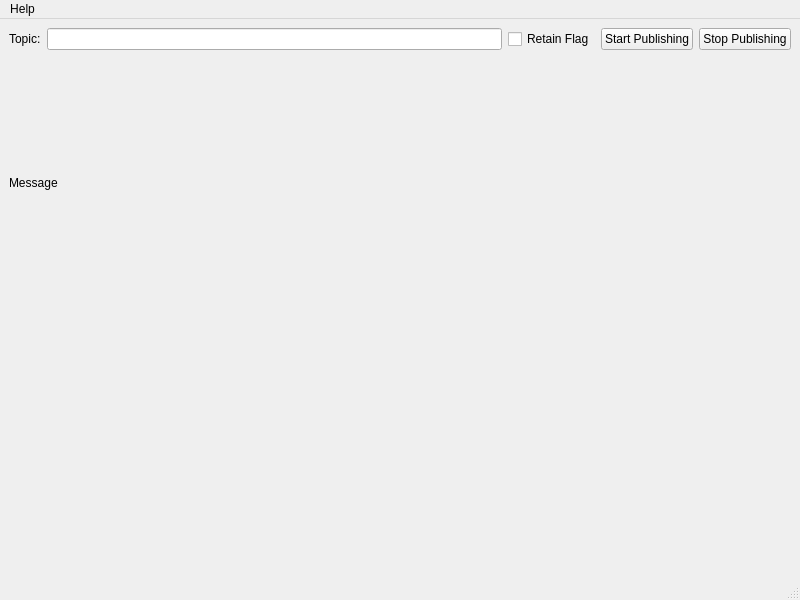
Above: publisher/publisher.ui from vietanhtran2710/topic-pub-sub before the change. Below: the same form after it.
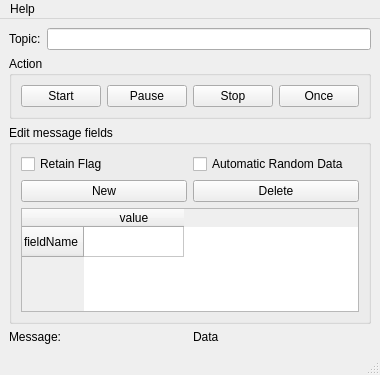
That is the form after the change. Icons and pictures are not drawn.

Commit message: publisher UI redesign

The edit to the form file:
```diff
--- a/publisher/publisher.ui
+++ b/publisher/publisher.ui
@@ -6,17 +6,15 @@
    <rect>
     <x>0</x>
     <y>0</y>
-    <width>800</width>
-    <height>600</height>
+    <width>380</width>
+    <height>375</height>
    </rect>
   </property>
   <property name="windowTitle">
    <string>publisher</string>
   </property>
   <widget class="QWidget" name="centralwidget">
-   <layout class="QGridLayout" name="gridLayout">
-    <item row="0" column="0">
-     <layout class="QVBoxLayout" name="verticalLayout_2">
+   <layout class="QVBoxLayout" name="verticalLayout_4">
       <item>
        <layout class="QHBoxLayout" name="horizontalLayout">
         <item>
@@ -27,44 +25,153 @@
          </widget>
         </item>
         <item>
-         <widget class="QLineEdit" name="lineEdit"/>
-        </item>
-        <item>
-         <widget class="QCheckBox" name="checkBox">
-          <property name="text">
-           <string>Retain Flag</string>
+       <widget class="QLineEdit" name="lineEdit">
+        <property name="alignment">
+         <set>Qt::AlignLeading|Qt::AlignLeft|Qt::AlignTop</set>
           </property>
          </widget>
         </item>
+     </layout>
+    </item>
+    <item>
+     <widget class="QGroupBox" name="groupBox">
+      <property name="title">
+       <string>Action</string>
+      </property>
+      <layout class="QHBoxLayout" name="horizontalLayout_4">
         <item>
          <widget class="QPushButton" name="pushButton">
           <property name="text">
-           <string>Start Publishing</string>
+          <string>Start</string>
+         </property>
+         <property name="icon">
+          <iconset>
+           <normaloff>../icons/icons8-circled-play-30.png</normaloff>../icons/icons8-circled-play-30.png</iconset>
+         </property>
+        </widget>
+       </item>
+       <item>
+        <widget class="QPushButton" name="pushButton_5">
+         <property name="text">
+          <string>Pause</string>
+         </property>
+         <property name="icon">
+          <iconset>
+           <normaloff>../icons/icons8-pause-button-30.png</normaloff>../icons/icons8-pause-button-30.png</iconset>
           </property>
          </widget>
         </item>
         <item>
          <widget class="QPushButton" name="pushButton_2">
           <property name="text">
-           <string>Stop Publishing</string>
+          <string>Stop</string>
+         </property>
+         <property name="icon">
+          <iconset>
+           <normaloff>../icons/icons8-stop-circled-30.png</normaloff>../icons/icons8-stop-circled-30.png</iconset>
+         </property>
+        </widget>
+       </item>
+       <item>
+        <widget class="QPushButton" name="pushButton_6">
+         <property name="text">
+          <string>Once</string>
+         </property>
+         <property name="icon">
+          <iconset>
+           <normaloff>../icons/icons8-end-30.png</normaloff>../icons/icons8-end-30.png</iconset>
           </property>
          </widget>
         </item>
        </layout>
+     </widget>
       </item>
       <item>
+     <layout class="QVBoxLayout" name="verticalLayout_3">
+      <item>
+       <widget class="QGroupBox" name="groupBox_2">
+        <property name="title">
+         <string>Edit message fields</string>
+        </property>
        <layout class="QVBoxLayout" name="verticalLayout">
         <item>
+          <layout class="QHBoxLayout" name="horizontalLayout_3">
+           <item>
+            <widget class="QCheckBox" name="checkBox">
+             <property name="text">
+              <string>Retain Flag</string>
+             </property>
+            </widget>
+           </item>
+           <item>
+            <widget class="QCheckBox" name="checkBox_2">
+             <property name="text">
+              <string>Automatic Random Data</string>
+             </property>
+            </widget>
+           </item>
+          </layout>
+         </item>
+         <item>
+          <layout class="QHBoxLayout" name="horizontalLayout_5">
+           <item>
+            <widget class="QPushButton" name="pushButton_3">
+             <property name="text">
+              <string>New</string>
+             </property>
+            </widget>
+           </item>
+           <item>
+            <widget class="QPushButton" name="pushButton_4">
+             <property name="text">
+              <string>Delete</string>
+             </property>
+            </widget>
+           </item>
+          </layout>
+         </item>
+         <item>
+          <widget class="QTableWidget" name="tableWidget">
+           <property name="maximumSize">
+            <size>
+             <width>16777215</width>
+             <height>100000</height>
+            </size>
+           </property>
+           <row>
+            <property name="text">
+             <string>fieldName</string>
+            </property>
+           </row>
+           <column>
+            <property name="text">
+             <string>value</string>
+            </property>
+           </column>
+          </widget>
+         </item>
+        </layout>
+       </widget>
+      </item>
+      <item>
+       <layout class="QHBoxLayout" name="horizontalLayout_2">
+        <item>
          <widget class="QLabel" name="label_2">
           <property name="text">
-           <string>Message</string>
+           <string>Message:</string>
+          </property>
+          <property name="alignment">
+           <set>Qt::AlignLeading|Qt::AlignLeft|Qt::AlignTop</set>
           </property>
          </widget>
         </item>
         <item>
          <widget class="QLabel" name="label_3">
           <property name="text">
-           <string/>
+           <string>Data</string>
+          </property>
+          <property name="alignment">
+           <set>Qt::AlignLeading|Qt::AlignLeft|Qt::AlignTop</set>
           </property>
          </widget>
         </item>
@@ -79,7 +186,7 @@
     <rect>
      <x>0</x>
      <y>0</y>
-     <width>800</width>
+     <width>380</width>
      <height>22</height>
     </rect>
    </property>
```
Left out of the diff: 3 changed lines with no effect on the pictures. Lines whose indentation alone changed are shown as unchanged. The commit also changes 7 other files.
